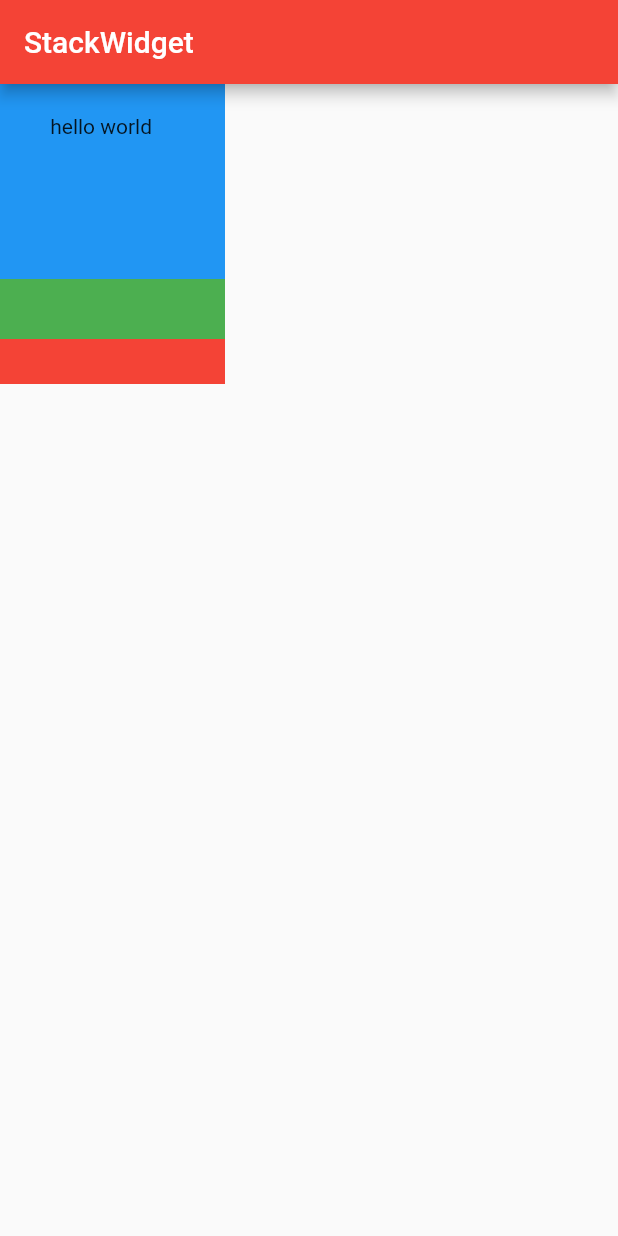
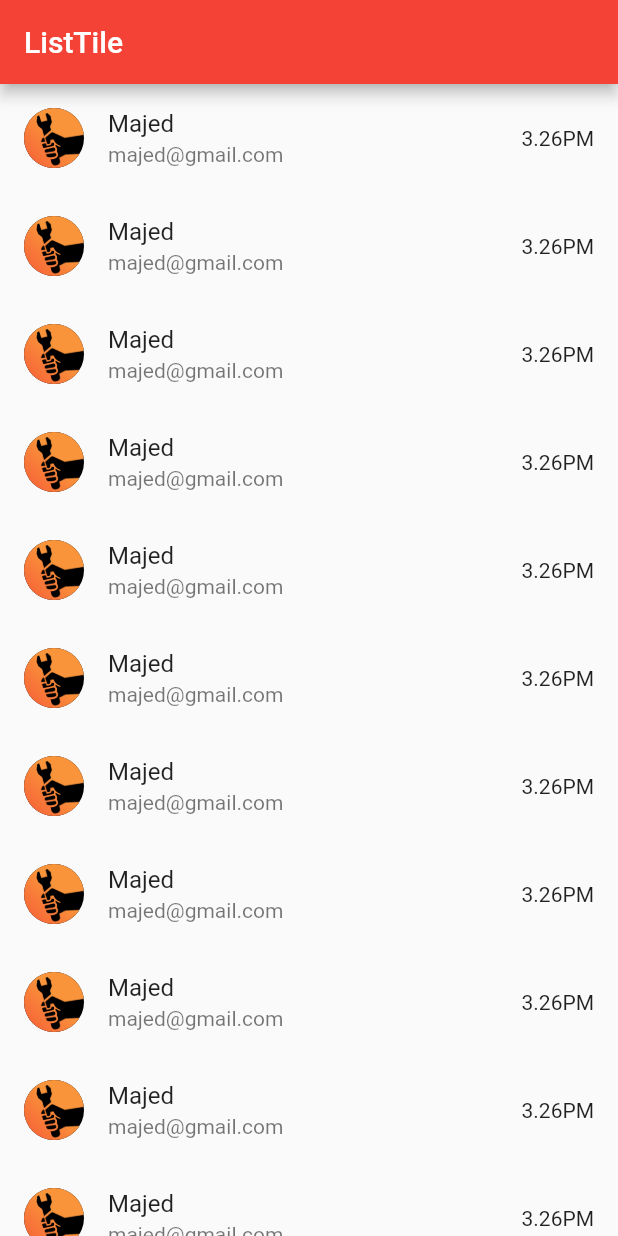
Before and after one commit to majednitol/flutter_application, a Flutter app: the screen it shows after launch, on a phone screen of 412 x 824 dp. Run offline on Flutter 3.47's test engine with Material 2 defaults, Android fonts, the phone set to English and light mode, and no system bars.

Commit message:
done sp4

```diff
--- /dev/null
+++ b/lib/listTile_Widget.dart
@@ -0,0 +1,44 @@
+import 'package:flutter/material.dart';
+
+class ListTileWidget extends StatelessWidget {
+  const ListTileWidget({Key? key}) : super(key: key);
+
+  @override
+  Widget build(BuildContext context) {
+    return Scaffold(
+      appBar: AppBar(
+        title: const Text('ListTile'),
+      ),
+      body: Column(
+        children: [
+          // const ListTile(
+          //   leading: CircleAvatar(
+          //     backgroundColor: Colors.black,
+          //     backgroundImage: AssetImage("Assets/logo.png"),
+          //   ),
+          //   title: Text("Majed"),
+          //   subtitle: Text("majed@gmail.com"),
+          //   trailing: Text("3.26PM"),
+          // ),
+          Expanded(
+            flex: 1,
+            child: ListView.builder(
+              itemCount: 50,
+              itemBuilder: (BuildContext context, int index) {
+                return const ListTile(
+                  leading: CircleAvatar(
+                    backgroundColor: Colors.black,
+                    backgroundImage: AssetImage("Assets/logo.png"),
+                  ),
+                  title: Text("Majed"),
+                  subtitle: Text("majed@gmail.com"),
+                  trailing: Text("3.26PM"),
+                );
+              },
+            ),
+          ),
+        ],
+      ),
+    );
+  }
+}
--- a/lib/main.dart
+++ b/lib/main.dart
@@ -1,10 +1,14 @@
 import 'package:flutter/material.dart';
+import 'package:flutter_application/listTile_Widget.dart';
 import 'package:flutter_application/stack_widget.dart';
+import 'package:flutter_application/textFormFieldWidget.dart';
+
+import 'circleAvtar_widget.dart';
 
 void main() {
   runApp(MaterialApp(
     title: "Top ten widget",
-    home: const StackWidget(),
+    home: const ListTileWidget(),
     debugShowCheckedModeBanner: false,
     theme: ThemeData(primarySwatch: Colors.red),
   ));
--- /dev/null
+++ b/lib/richText.dart
@@ -0,0 +1,15 @@
+import 'package:flutter/material.dart';
+
+class RichText extends StatelessWidget {
+  const RichText({Key? key}) : super(key: key);
+
+  @override
+  Widget build(BuildContext context) {
+    return Scaffold(
+      appBar: AppBar(
+        title: const Text('Title'),
+      ),
+      body:
+    );
+  }
+}
```
Also changed, not shown: lib/circleAvtar_widget.dart (added, +36 -0 lines), lib/textFormFieldWidget.dart (added, +45 -0 lines).
